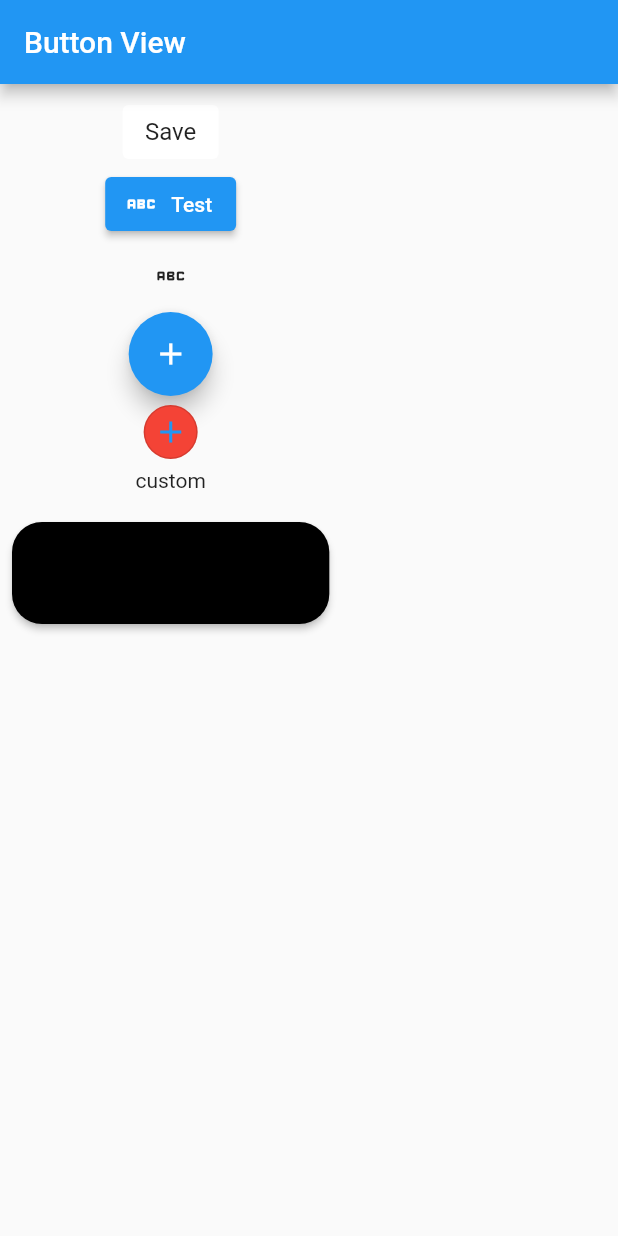
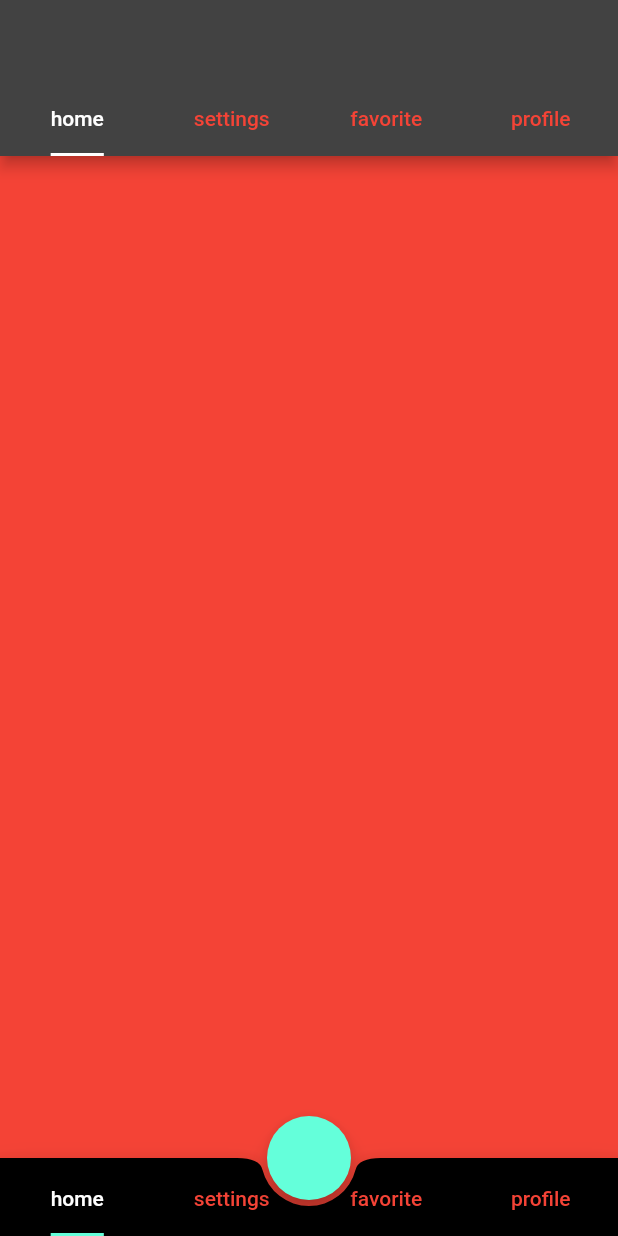
Before and after one commit to devopsengineering06/flutter_full_learn, a Flutter app: the screen it shows after launch, on a phone screen of 412 x 824 dp. Run offline on Flutter 3.47's test engine with Material 2 defaults, Android fonts, the light colour scheme and no system bars.

Commit message:
Tab View Learn

```diff
--- /dev/null
+++ b/lib/202/tab_learn.dart
@@ -0,0 +1,103 @@
+import 'package:flutter/material.dart';
+
+class TabLearn extends StatefulWidget {
+  const TabLearn({super.key});
+
+  @override
+  State<TabLearn> createState() => _TabLearnState();
+}
+
+class _TabLearnState extends State<TabLearn> with TickerProviderStateMixin {
+  late final TabController _tabController;
+  final double _notchedValue = 4;
+  final double _bottomTabBarPadding = 4;
+
+  @override
+  void initState() {
+    super.initState();
+    _tabController =
+        TabController(length: _MyTabViews.values.length, vsync: this);
+  }
+
+  @override
+  Widget build(BuildContext context) {
+    return DefaultTabController(
+        // length: 2,
+        length: _MyTabViews.values.length,
+        child: Scaffold(
+          appBar: AppBar(
+            bottom: _myTabView(),
+          ),
+          extendBody: true,
+          floatingActionButtonLocation:
+              FloatingActionButtonLocation.centerDocked,
+          floatingActionButton: FloatingActionButton(
+            onPressed: () {
+              // _tabController.animateTo(0);
+              _tabController.animateTo(_MyTabViews.home.index);
+            },
+          ),
+          bottomNavigationBar: BottomAppBar(
+            // notchMargin: 10,
+            notchMargin: _notchedValue,
+            // shape: const CircularNotchedRectangle(),
+            color: Colors.black,
+            child: TabBar(
+              padding: EdgeInsets.only(top: _bottomTabBarPadding),
+              // isScrollable: true,
+              controller: _tabController,
+              // tabs: const [
+              //   Tab(text: 'Page1'),
+              //   Tab(text: 'Page2'),
+              // ],
+              tabs: _MyTabViews.values.map((e) => Tab(text: e.name)).toList(),
+            ),
+          ),
+          body: _tabBarView(),
+        ));
+  }
+
+  TabBar _myTabView() {
+    return TabBar(
+      // labelColor: Colors.red,
+      // unselectedLabelColor: Colors.green,
+      padding: EdgeInsets.zero,
+      indicatorColor: Colors.white,
+      controller: _tabController,
+      // tabs: const [
+      //   Tab(text: 'Page1'),
+      //   Tab(text: 'Page2'),
+      // ],
+      tabs: _MyTabViews.values.map((e) => Tab(text: e.name)).toList(),
+    );
+  }
+
+  TabBarView _tabBarView() {
+    return TabBarView(
+        physics: const NeverScrollableScrollPhysics(),
+        controller: _tabController,
+        children: [
+          Container(
+            color: Colors.red,
+          ),
+          Container(
+            color: Colors.green,
+          ),
+          Container(
+            color: Colors.blue,
+          ),
+          Container(
+            color: Colors.yellow,
+          ),
+        ]);
+  }
+}
+
+enum _MyTabViews {
+  home,
+  settings,
+  favorite,
+  profile,
+}
+
+extension _MyTabViewExtension on _MyTabViews {}
--- a/lib/main.dart
+++ b/lib/main.dart
@@ -1,7 +1,8 @@
 // import 'package:flutter/cupertino.dart';
 import 'package:flutter/material.dart';
 
-import '101/button_learn.dart';
+import '202/tab_learn.dart';
+// import '101/button_learn.dart';
 // import '101/scaffold_learn.dart';
 // import '101/container_sized_box_learn.dart';
 // import '101/text_view_learn.dart';
@@ -19,9 +20,19 @@ class MyApp extends StatelessWidget {
     //   title: 'Flutter Demo',
     //   home: TextViewLearn(),
     // );
-    return const MaterialApp(
+
+    return MaterialApp(
       title: 'Flutter Demo',
-      home: ButtonLearn(),
+      theme: ThemeData.dark().copyWith(
+          tabBarTheme: const TabBarTheme(
+            labelColor: Colors.white,
+            unselectedLabelColor: Colors.red,
+            indicatorSize: TabBarIndicatorSize.label,
+          ),
+          bottomAppBarTheme: const BottomAppBarTheme(
+            shape: CircularNotchedRectangle(),
+          )),
+      home: const TabLearn(),
     );
   }
 }
```
